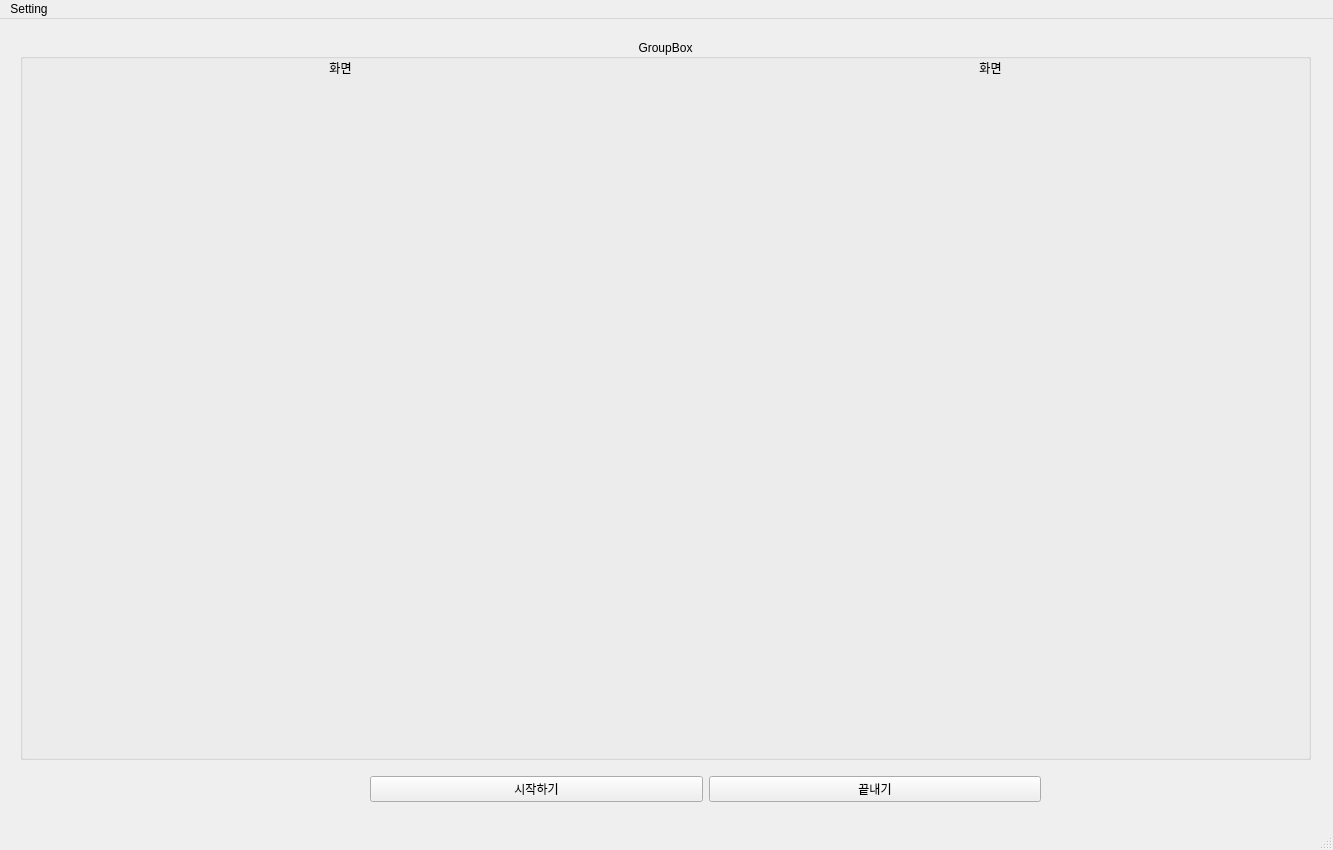
Before: the Qt Designer form posenet_python/ui/test_ui.ui in EunbinShin/final, drawn with Qt 5.
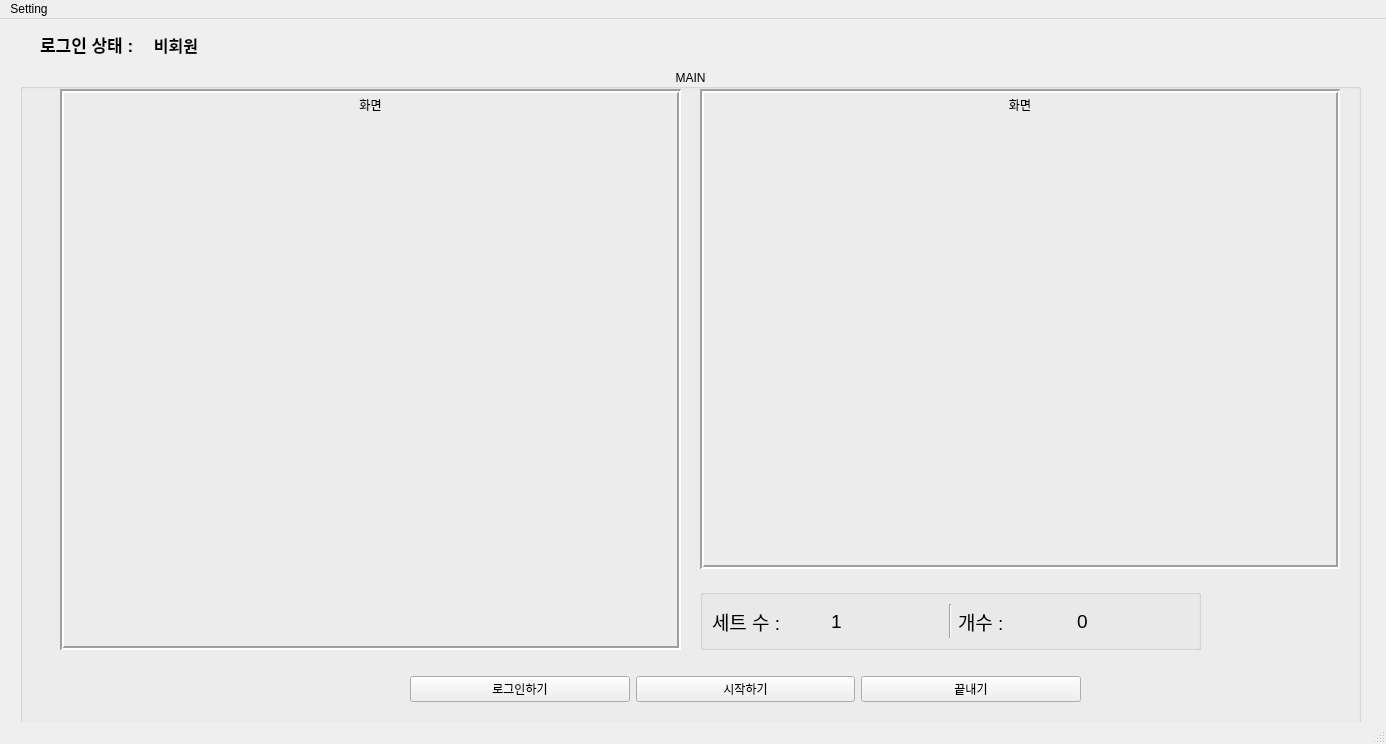
After: the same form once the commit is applied.

```diff
--- a/posenet_python/ui/test_ui.ui
+++ b/posenet_python/ui/test_ui.ui
@@ -6,8 +6,8 @@
    <rect>
     <x>0</x>
     <y>0</y>
-    <width>1333</width>
-    <height>850</height>
+    <width>1386</width>
+    <height>744</height>
    </rect>
   </property>
   <property name="windowTitle">
@@ -18,13 +18,13 @@
     <property name="geometry">
      <rect>
       <x>20</x>
-      <y>20</y>
-      <width>1291</width>
+      <y>50</y>
+      <width>1341</width>
       <height>721</height>
      </rect>
     </property>
     <property name="title">
-     <string>GroupBox</string>
+     <string>MAIN</string>
     </property>
     <property name="alignment">
      <set>Qt::AlignCenter</set>
@@ -32,12 +32,21 @@
     <widget class="QLabel" name="camLabel">
      <property name="geometry">
       <rect>
-       <x>660</x>
+       <x>680</x>
        <y>20</y>
-       <width>621</width>
-       <height>691</height>
+       <width>640</width>
+       <height>480</height>
       </rect>
      </property>
+     <property name="frameShape">
+      <enum>QFrame::Box</enum>
+     </property>
+     <property name="frameShadow">
+      <enum>QFrame::Sunken</enum>
+     </property>
+     <property name="lineWidth">
+      <number>2</number>
+     </property>
      <property name="text">
       <string>화면</string>
      </property>
@@ -54,15 +63,27 @@
     <widget class="QLabel" name="refLabel">
      <property name="geometry">
       <rect>
-       <x>10</x>
+       <x>40</x>
        <y>20</y>
        <width>621</width>
-       <height>691</height>
+       <height>561</height>
       </rect>
      </property>
      <property name="styleSheet">
       <string notr="true"/>
      </property>
+     <property name="frameShape">
+      <enum>QFrame::Box</enum>
+     </property>
+     <property name="frameShadow">
+      <enum>QFrame::Sunken</enum>
+     </property>
+     <property name="lineWidth">
+      <number>2</number>
+     </property>
+     <property name="midLineWidth">
+      <number>0</number>
+     </property>
      <property name="text">
       <string>화면</string>
      </property>
@@ -76,28 +97,157 @@
       <number>20</number>
      </property>
     </widget>
+    <widget class="QWidget" name="layoutWidget">
+     <property name="geometry">
+      <rect>
+       <x>390</x>
+       <y>600</y>
+       <width>671</width>
+       <height>41</height>
+      </rect>
+     </property>
+     <layout class="QHBoxLayout" name="horizontalLayout">
+      <item>
+       <widget class="QPushButton" name="loginButton">
+        <property name="text">
+         <string>로그인하기</string>
+        </property>
+       </widget>
+      </item>
+      <item>
+       <widget class="QPushButton" name="startButton">
+        <property name="text">
+         <string>시작하기</string>
+        </property>
+       </widget>
+      </item>
+      <item>
+       <widget class="QPushButton" name="stopButton">
+        <property name="text">
+         <string>끝내기</string>
+        </property>
+       </widget>
+      </item>
+     </layout>
+    </widget>
+    <widget class="QGroupBox" name="setBox">
+     <property name="geometry">
+      <rect>
+       <x>680</x>
+       <y>520</y>
+       <width>501</width>
+       <height>61</height>
+      </rect>
+     </property>
+     <property name="flat">
+      <bool>false</bool>
+     </property>
+     <layout class="QHBoxLayout" name="horizontalLayout_2">
+      <item>
+       <widget class="QLabel" name="label_2">
+        <property name="font">
+         <font>
+          <pointsize>14</pointsize>
+         </font>
+        </property>
+        <property name="text">
+         <string>세트 수 :</string>
+        </property>
+       </widget>
+      </item>
+      <item>
+       <widget class="QLabel" name="setLabel">
+        <property name="font">
+         <font>
+          <pointsize>14</pointsize>
+         </font>
+        </property>
+        <property name="text">
+         <string>1</string>
+        </property>
+       </widget>
+      </item>
+      <item>
+       <widget class="Line" name="line">
+        <property name="frameShadow">
+         <enum>QFrame::Sunken</enum>
+        </property>
+        <property name="lineWidth">
+         <number>1</number>
+        </property>
+        <property name="orientation">
+         <enum>Qt::Vertical</enum>
+        </property>
+       </widget>
+      </item>
+      <item>
+       <widget class="QLabel" name="label_3">
+        <property name="font">
+         <font>
+          <pointsize>14</pointsize>
+         </font>
+        </property>
+        <property name="text">
+         <string>개수 :</string>
+        </property>
+       </widget>
+      </item>
+      <item>
+       <widget class="QLabel" name="repLabel">
+        <property name="font">
+         <font>
+          <pointsize>14</pointsize>
+         </font>
+        </property>
+        <property name="text">
+         <string>0</string>
+        </property>
+       </widget>
+      </item>
+     </layout>
+    </widget>
    </widget>
-   <widget class="QWidget" name="layoutWidget">
+   <widget class="QWidget" name="horizontalLayoutWidget">
     <property name="geometry">
      <rect>
-      <x>370</x>
-      <y>750</y>
-      <width>671</width>
-      <height>41</height>
+      <x>40</x>
+      <y>10</y>
+      <width>172</width>
+      <height>31</height>
      </rect>
     </property>
-    <layout class="QHBoxLayout" name="horizontalLayout">
+    <layout class="QHBoxLayout" name="horizontalLayout_3">
      <item>
-      <widget class="QPushButton" name="startButton">
+      <widget class="QLabel" name="userlabel">
+       <property name="font">
+        <font>
+         <pointsize>13</pointsize>
+         <weight>75</weight>
+         <bold>true</bold>
+        </font>
+       </property>
        <property name="text">
-        <string>시작하기</string>
+        <string>로그인 상태 :</string>
        </property>
       </widget>
      </item>
      <item>
-      <widget class="QPushButton" name="stopButton">
+      <widget class="QLabel" name="loginStatus">
+       <property name="font">
+        <font>
+         <pointsize>12</pointsize>
+         <weight>75</weight>
+         <italic>false</italic>
+         <bold>true</bold>
+         <underline>false</underline>
+         <kerning>true</kerning>
+        </font>
+       </property>
        <property name="text">
-        <string>끝내기</string>
+        <string>비회원</string>
+       </property>
+       <property name="alignment">
+        <set>Qt::AlignCenter</set>
        </property>
       </widget>
      </item>
@@ -109,7 +259,7 @@
     <rect>
      <x>0</x>
      <y>0</y>
-     <width>1333</width>
+     <width>1386</width>
      <height>21</height>
     </rect>
    </property>
```
